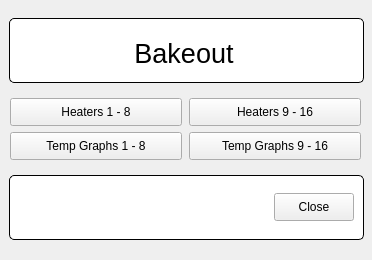
First picture: the form in mainwindow.ui, repository SESAME-Synchrotron/bakeout-qt, before the edit.
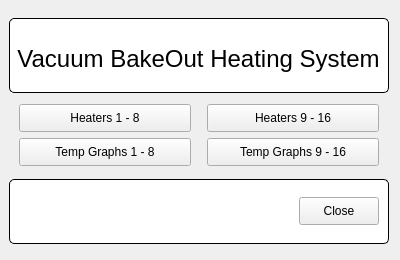
Second picture: the form after the edit.

Patch:
```diff
--- a/mainwindow.ui
+++ b/mainwindow.ui
@@ -6,19 +6,19 @@
    <rect>
     <x>0</x>
     <y>0</y>
-    <width>372</width>
+    <width>400</width>
     <height>260</height>
    </rect>
   </property>
   <property name="minimumSize">
    <size>
-    <width>372</width>
+    <width>400</width>
     <height>260</height>
    </size>
   </property>
   <property name="maximumSize">
    <size>
-    <width>372</width>
+    <width>400</width>
     <height>260</height>
    </size>
   </property>
@@ -34,13 +34,13 @@
    </property>
    <property name="minimumSize">
     <size>
-     <width>372</width>
+     <width>400</width>
      <height>260</height>
     </size>
    </property>
    <property name="maximumSize">
     <size>
-     <width>372</width>
+     <width>400</width>
      <height>260</height>
     </size>
    </property>
@@ -55,14 +55,14 @@
       </property>
       <property name="minimumSize">
        <size>
-        <width>355</width>
-        <height>65</height>
+        <width>380</width>
+        <height>75</height>
        </size>
       </property>
       <property name="maximumSize">
        <size>
-        <width>355</width>
-        <height>65</height>
+        <width>380</width>
+        <height>70</height>
        </size>
       </property>
       <property name="styleSheet">
@@ -85,22 +85,22 @@
       <widget class="QLabel" name="labelTitle">
        <property name="geometry">
         <rect>
-         <x>10</x>
+         <x>4</x>
          <y>10</y>
-         <width>330</width>
-         <height>50</height>
+         <width>371</width>
+         <height>61</height>
         </rect>
        </property>
        <property name="font">
         <font>
-         <pointsize>20</pointsize>
+         <pointsize>18</pointsize>
          <weight>50</weight>
          <italic>false</italic>
          <bold>false</bold>
         </font>
        </property>
        <property name="text">
-        <string>Bakeout</string>
+        <string>Vacuum BakeOut Heating System</string>
        </property>
        <property name="alignment">
         <set>Qt::AlignCenter</set>
@@ -230,13 +230,13 @@
       </property>
       <property name="minimumSize">
        <size>
-        <width>355</width>
+        <width>380</width>
         <height>65</height>
        </size>
       </property>
       <property name="maximumSize">
        <size>
-        <width>355</width>
+        <width>380</width>
         <height>65</height>
        </size>
       </property>
```
